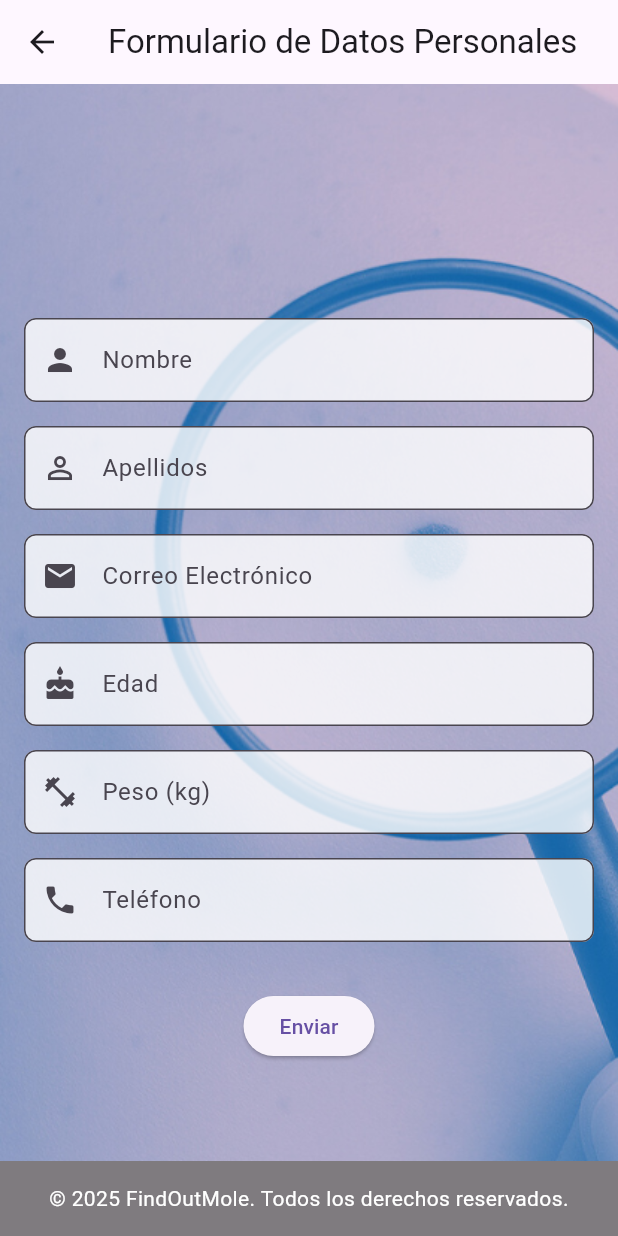
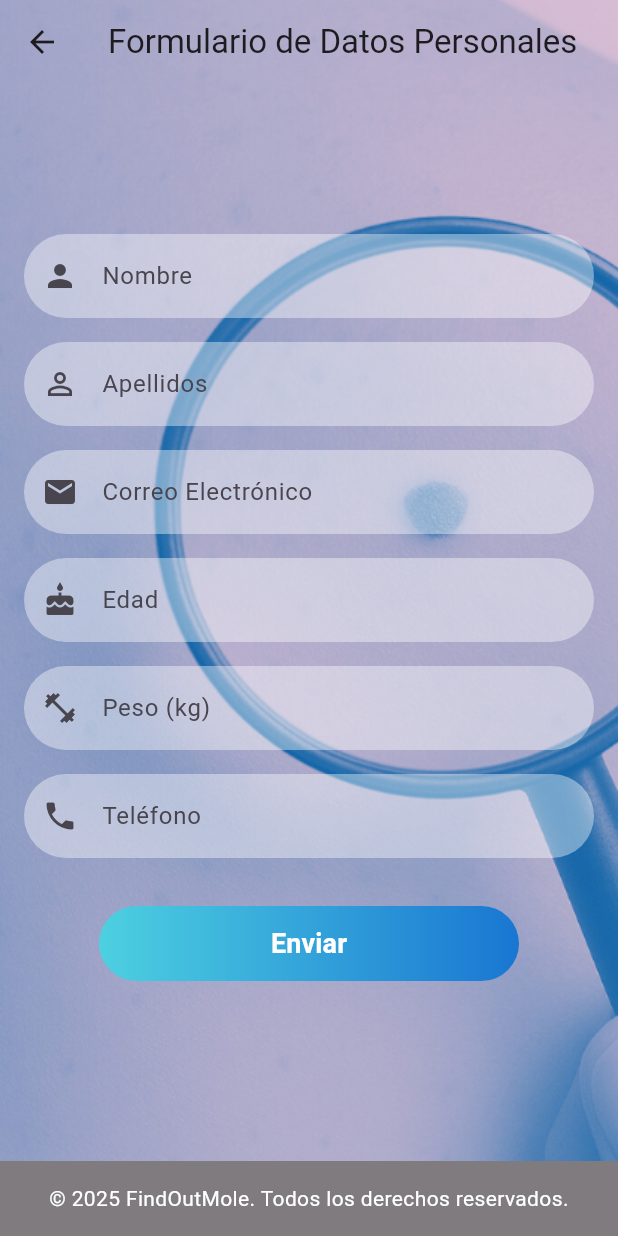
Before and after one commit to Sergi-10/findoutmole_copia, a Flutter app: the FormulariosPage screen opened directly, on a phone screen of 412 x 824 dp. Run offline on Flutter 3.47's test engine with Material 3 defaults, Android fonts, the light colour scheme and no system bars; our stand-ins replace firebase_auth, firebase_core, google_fonts, image_picker, permission_handler; missing offline and left inert: image_editor; accounts and stored records are empty.

Commit message:
Cambios en ventana contacto(cubrir toda la pantalla) y ventana formulario(botn campos de texto y cubrir toda la pantalla

```diff
--- a/lib/screen/menu_screen/Formularios.dart
+++ b/lib/screen/menu_screen/Formularios.dart
@@ -21,31 +21,28 @@ class _FormulariosPageState extends State<FormulariosPage> {
   @override
   Widget build(BuildContext context) {
     return Scaffold(
-      appBar: AppBar(title: Text('Formulario de Datos Personales')),
+      extendBodyBehindAppBar: true,
+      appBar: AppBar(
+        backgroundColor: Colors.transparent,
+        elevation: 0,
+        title: const Text('Formulario de Datos Personales'),
+      ),
       body: Stack(
         children: [
-          // Imagen de fondo que cubre toda la pantalla
+          // Imagen de fondo
           Positioned.fill(
-            child: Image.asset(
-              'assets/images/2.png', // Ruta de la imagen
-              fit:
-                  BoxFit.cover, // Ajusta la imagen para cubrir toda la pantalla
+            child: Image.asset('assets/images/2.png', fit: BoxFit.cover),
           ),
-          ),
-          // Contenido principal
           SingleChildScrollView(
             child: ConstrainedBox(
               constraints: BoxConstraints(
-                minHeight:
-                    MediaQuery.of(
-                      context,
-                    ).size.height, // Asegura que ocupe toda la pantalla
+                minHeight: MediaQuery.of(context).size.height,
               ),
               child: Padding(
                 padding: const EdgeInsets.all(16.0),
                 child: Column(
                   children: [
-                    SizedBox(height: 140), // Espaciado para bajar los campos
+                    const SizedBox(height: 140),
                     Form(
                       key: _formKey,
                       child: Column(
@@ -64,7 +61,7 @@ class _FormulariosPageState extends State<FormulariosPage> {
                               _nombre = value!;
                             },
                           ),
-                          SizedBox(height: 16),
+                          const SizedBox(height: 16),
                           _buildTextField(
                             label: 'Apellidos',
                             icon: Icons.person_outline,
@@ -78,7 +75,7 @@ class _FormulariosPageState extends State<FormulariosPage> {
                               _apellidos = value!;
                             },
                           ),
-                          SizedBox(height: 16),
+                          const SizedBox(height: 16),
                           _buildTextField(
                             label: 'Correo Electrónico',
                             icon: Icons.email,
@@ -97,7 +94,7 @@ class _FormulariosPageState extends State<FormulariosPage> {
                               _email = value!;
                             },
                           ),
-                          SizedBox(height: 16),
+                          const SizedBox(height: 16),
                           _buildTextField(
                             label: 'Edad',
                             icon: Icons.cake,
@@ -115,7 +112,7 @@ class _FormulariosPageState extends State<FormulariosPage> {
                               _edad = value!;
                             },
                           ),
-                          SizedBox(height: 16),
+                          const SizedBox(height: 16),
                           _buildTextField(
                             label: 'Peso (kg)',
                             icon: Icons.fitness_center,
@@ -133,7 +130,7 @@ class _FormulariosPageState extends State<FormulariosPage> {
                               _peso = value!;
                             },
                           ),
-                          SizedBox(height: 16),
+                          const SizedBox(height: 16),
                           _buildTextField(
                             label: 'Teléfono',
                             icon: Icons.phone,
@@ -148,9 +145,27 @@ class _FormulariosPageState extends State<FormulariosPage> {
                               _telefono = value!;
                             },
                           ),
-                          SizedBox(height: 32),
+                          const SizedBox(height: 32),
                           Center(
-                            child: ElevatedButton(
+                            child: Padding(
+                              padding: const EdgeInsets.symmetric(
+                                horizontal: 50,
+                              ),
+                              child: Container(
+                                width: double.infinity,
+                                height: 50,
+                                decoration: BoxDecoration(
+                                  borderRadius: BorderRadius.circular(30),
+                                  gradient: const LinearGradient(
+                                    colors: [
+                                      Color(0xFF4DD0E1),
+                                      Color(0xFF1976D2),
+                                    ],
+                                    begin: Alignment.centerLeft,
+                                    end: Alignment.centerRight,
+                                  ),
+                                ),
+                                child: TextButton(
                                   onPressed: () {
                                     if (_formKey.currentState!.validate()) {
                                       _formKey.currentState!.save();
@@ -170,7 +185,16 @@ class _FormulariosPageState extends State<FormulariosPage> {
                                       );
                                     }
                                   },
-                              child: Text('Enviar'),
+                                  child: const Text(
+                                    'Enviar',
+                                    style: TextStyle(
+                                      color: Colors.white,
+                                      fontSize: 18,
+                                      fontWeight: FontWeight.bold,
+                                    ),
+                                  ),
+                                ),
+                              ),
                             ),
                           ),
                         ],
@@ -183,7 +207,7 @@ class _FormulariosPageState extends State<FormulariosPage> {
           ),
         ],
       ),
-      bottomNavigationBar: FooterBar(),
+      bottomNavigationBar: const FooterBar(),
     );
   }
 
@@ -195,16 +219,17 @@ class _FormulariosPageState extends State<FormulariosPage> {
     required void Function(String?) onSaved,
   }) {
     return TextFormField(
+      keyboardType: keyboardType,
       decoration: InputDecoration(
         labelText: label,
         prefixIcon: Icon(icon),
-        border: OutlineInputBorder(borderRadius: BorderRadius.circular(8.0)),
+        border: OutlineInputBorder(
+          borderRadius: BorderRadius.circular(30),
+          borderSide: BorderSide.none,
+        ),
         filled: true,
-        fillColor: Colors.white.withOpacity(
-          0.8,
-        ), // Fondo blanco con transparencia
+        fillColor: Colors.white.withOpacity(0.4),
       ),
-      keyboardType: keyboardType,
       validator: validator,
       onSaved: onSaved,
     );
```
Also changed, not shown: lib/screen/menu_screen/Contacto.dart (+24 -20 lines). Lines whose indentation alone changed are shown as unchanged.
